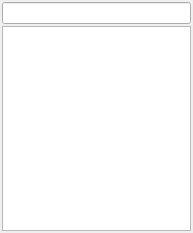
Before: the Qt Designer form workmodedialog.ui in pa-0/Q-Snippet-Manager, drawn with Qt 5.
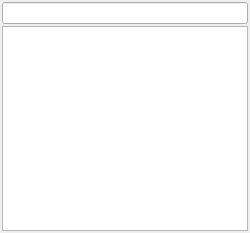
After: the same form once the commit is applied.

```diff
--- a/workmodedialog.ui
+++ b/workmodedialog.ui
@@ -9,7 +9,7 @@
    <rect>
     <x>0</x>
     <y>0</y>
-    <width>193</width>
+    <width>250</width>
     <height>233</height>
    </rect>
   </property>
```
